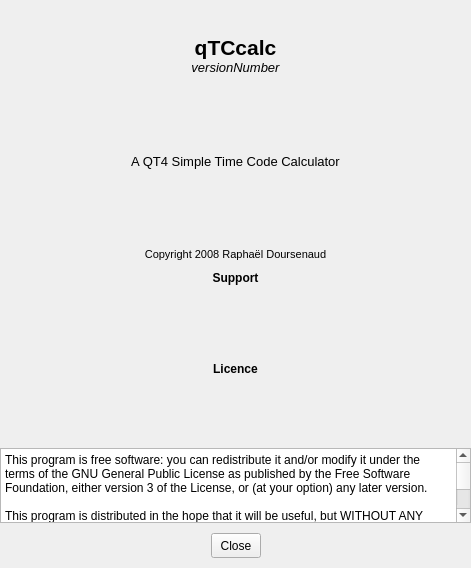
The window that src/about.ui (EMATech/qTCcalc) describes before a commit, drawn with Qt 5.
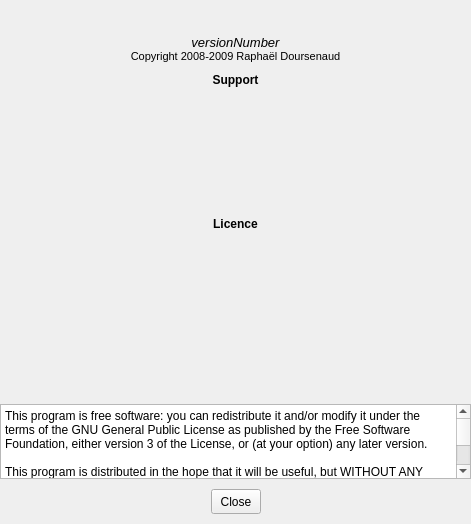
The same window after the commit. Icons and pictures are not drawn.

Commit message: Added links to logos in about screen

Diff of the .ui file:
```diff
--- a/src/about.ui
+++ b/src/about.ui
@@ -8,7 +8,7 @@
     <x>0</x>
     <y>0</y>
     <width>471</width>
-    <height>568</height>
+    <height>524</height>
    </rect>
   </property>
   <property name="sizePolicy">
@@ -87,32 +87,6 @@
     <layout class="QHBoxLayout" name="horizontalLayout_5"/>
    </item>
    <item row="2" column="0">
-    <widget class="QLabel" name="qtcalcLabel">
-     <property name="sizePolicy">
-      <sizepolicy hsizetype="Expanding" vsizetype="Preferred">
-       <horstretch>0</horstretch>
-       <verstretch>0</verstretch>
-      </sizepolicy>
-     </property>
-     <property name="font">
-      <font>
-       <pointsize>16</pointsize>
-       <weight>75</weight>
-       <bold>true</bold>
-      </font>
-     </property>
-     <property name="text">
-      <string>qTCcalc</string>
-     </property>
-     <property name="scaledContents">
-      <bool>false</bool>
-     </property>
-     <property name="alignment">
-      <set>Qt::AlignCenter</set>
-     </property>
-    </widget>
-   </item>
-   <item row="3" column="0">
     <widget class="QLabel" name="versionLabel">
      <property name="sizePolicy">
       <sizepolicy hsizetype="Expanding" vsizetype="Preferred">
@@ -134,48 +108,7 @@
      </property>
     </widget>
    </item>
-   <item row="4" column="0">
-    <spacer name="verticalSpacer">
-     <property name="orientation">
-      <enum>Qt::Vertical</enum>
-     </property>
-     <property name="sizeHint" stdset="0">
-      <size>
-       <width>20</width>
-       <height>20</height>
-      </size>
-     </property>
-    </spacer>
-   </item>
-   <item row="5" column="0">
-    <widget class="QLabel" name="descriptionLabel">
-     <property name="font">
-      <font>
-       <pointsize>10</pointsize>
-      </font>
-     </property>
-     <property name="text">
-      <string>A QT4 Simple Time Code Calculator</string>
-     </property>
-     <property name="alignment">
-      <set>Qt::AlignCenter</set>
-     </property>
-    </widget>
-   </item>
-   <item row="6" column="0">
-    <spacer name="verticalSpacer_2">
-     <property name="orientation">
-      <enum>Qt::Vertical</enum>
-     </property>
-     <property name="sizeHint" stdset="0">
-      <size>
-       <width>20</width>
-       <height>20</height>
-      </size>
-     </property>
-    </spacer>
-   </item>
-   <item row="7" column="0">
+   <item row="3" column="0">
     <widget class="QLabel" name="copyrightLabel">
      <property name="font">
       <font>
@@ -183,14 +116,14 @@
       </font>
      </property>
      <property name="text">
-      <string>Copyright 2008 Raphaël Doursenaud</string>
+      <string>Copyright 2008-2009 Raphaël Doursenaud</string>
      </property>
      <property name="alignment">
       <set>Qt::AlignCenter</set>
      </property>
     </widget>
    </item>
-   <item row="8" column="0">
+   <item row="4" column="0">
     <layout class="QVBoxLayout" name="verticalLayout">
      <property name="spacing">
       <number>0</number>
@@ -268,7 +201,7 @@
      </item>
     </layout>
    </item>
-   <item row="9" column="0">
+   <item row="5" column="0">
     <layout class="QVBoxLayout" name="verticalLayout_2">
      <property name="spacing">
       <number>0</number>
@@ -325,7 +258,11 @@
        <item>
         <widget class="QLabel" name="licenceLogo">
          <property name="text">
-          <string/>
+          <string>&lt;!DOCTYPE HTML PUBLIC &quot;-//W3C//DTD HTML 4.0//EN&quot; &quot;http://www.w3.org/TR/REC-html40/strict.dtd&quot;&gt;
+&lt;html&gt;&lt;head&gt;&lt;meta name=&quot;qrichtext&quot; content=&quot;1&quot; /&gt;&lt;style type=&quot;text/css&quot;&gt;
+p, li { white-space: pre-wrap; }
+&lt;/style&gt;&lt;/head&gt;&lt;body style=&quot; font-family:'Sans'; font-size:10pt; font-weight:400; font-style:normal;&quot;&gt;
+&lt;p style=&quot; margin-top:0px; margin-bottom:0px; margin-left:0px; margin-right:0px; -qt-block-indent:0; text-indent:0px;&quot;&gt;&lt;a href=&quot;http://www.fsf.org/licensing/licenses/gpl.html&quot;&gt;&lt;img src=&quot;:/icons/gplv3.png&quot; /&gt;&lt;/a&gt;&lt;/p&gt;&lt;/body&gt;&lt;/html&gt;</string>
          </property>
          <property name="pixmap">
           <pixmap resource="qtccalc.qrc">:/icons/gplv3.png</pixmap>
@@ -382,7 +319,7 @@
      </item>
     </layout>
    </item>
-   <item row="10" column="0">
+   <item row="6" column="0">
     <layout class="QHBoxLayout" name="horizontalLayout_4">
      <property name="spacing">
       <number>0</number>
```
Left out of the diff: 14 changed lines with no effect on the pictures.
